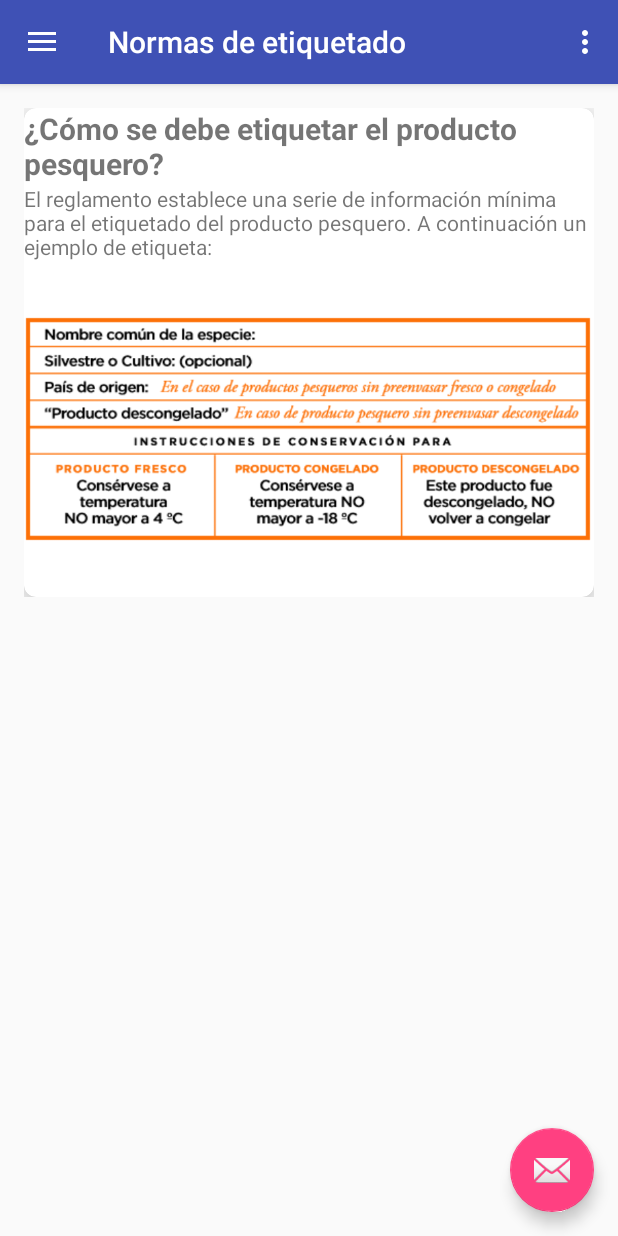
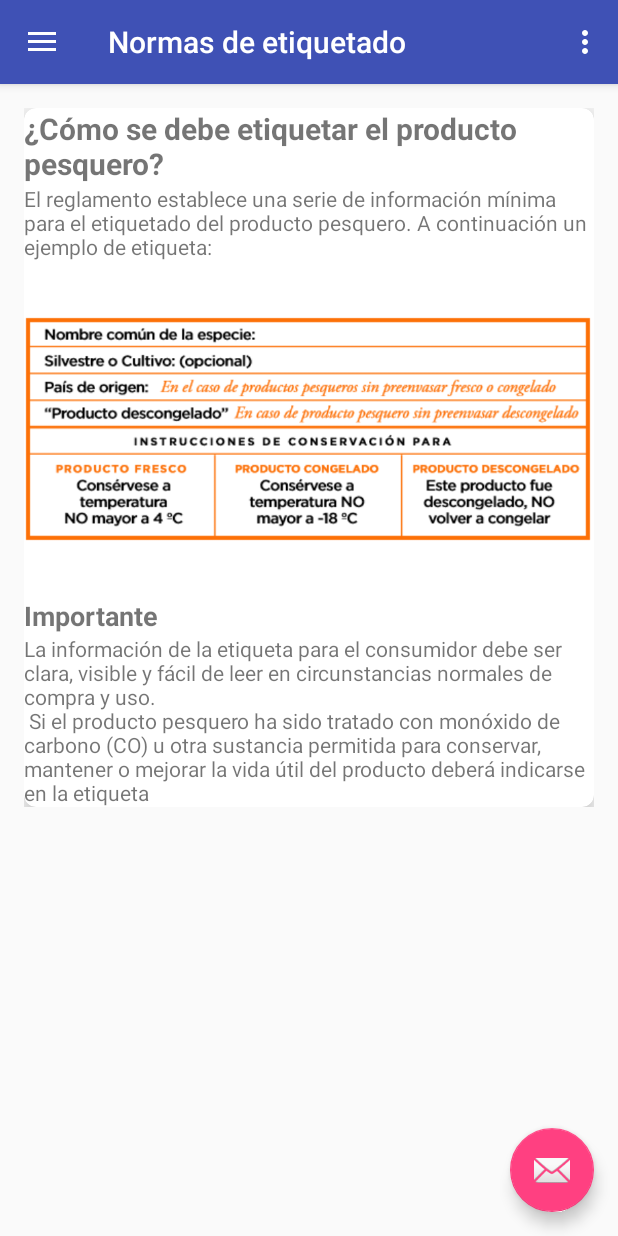
Before and after one commit to ccasbre27/SearFish, an Android app: the screen it shows after launch (MainActivity), in the side drawer, after a tap on "Normas de etiquetado", on a phone screen of 412 x 824 dp. Run offline under Robolectric (Android 15) with nearby library versions, the phone set to English and light mode, and no system bars; plain views replace PhotoView; pictures from the network do not load; 1 statement that could not run was skipped.

Commit message:
Se agrega más información a la sección de normas del etiquetado.

```diff
--- a/app/src/main/res/layout/content_main.xml
+++ b/app/src/main/res/layout/content_main.xml
@@ -4,10 +4,7 @@
     xmlns:tools="http://schemas.android.com/tools"
     android:layout_width="match_parent"
     android:layout_height="match_parent"
-    android:paddingBottom="@dimen/activity_vertical_margin"
-    android:paddingLeft="@dimen/activity_horizontal_margin"
-    android:paddingRight="@dimen/activity_horizontal_margin"
-    android:paddingTop="@dimen/activity_vertical_margin"
+    android:padding="@dimen/fab_margin"
     app:layout_behavior="@string/appbar_scrolling_view_behavior"
     tools:context="com.nansoft.fishackathoncr.activity.MainActivity"
     tools:showIn="@layout/app_bar_main">
--- a/app/src/main/res/layout/normas_etiquetado.xml
+++ b/app/src/main/res/layout/normas_etiquetado.xml
@@ -11,7 +11,11 @@
         android:layout_height="wrap_content"
         card_view:cardCornerRadius="8dp"
         card_view:cardElevation="8dp"
-        android:padding="8dp">
+        android:padding="4dp">
+
+        <ScrollView
+            android:layout_width="match_parent"
+            android:layout_height="wrap_content">
 
         <!-- Main Content View -->
         <LinearLayout
@@ -37,7 +41,21 @@
                 android:layout_height="wrap_content"
                 android:src="@drawable/normas_etiquetado"/>
 
+            <TextView
+                android:layout_width="match_parent"
+                android:layout_height="wrap_content"
+                android:text="Importante"
+                android:textSize="18dp"
+                android:textStyle="bold"/>
+
+            <TextView
+                android:layout_width="match_parent"
+                android:layout_height="wrap_content"
+                android:text="@string/notaEtiquetado"/>
+
+
         </LinearLayout>
+        </ScrollView>
     </android.support.v7.widget.CardView>
 
 </LinearLayout>
--- a/app/src/main/res/values/strings.xml
+++ b/app/src/main/res/values/strings.xml
@@ -19,5 +19,7 @@
 
     <string name="tiInsEtiquetado">¿Cómo se debe etiquetar el producto pesquero?</string>
     <string name="insEtiquetado">El reglamento establece una serie de información mínima para el etiquetado del producto pesquero.  A continuación un ejemplo de etiqueta: </string>
-
+    <string name="notaEtiquetado">La información de la etiqueta para el consumidor debe ser clara, visible y fácil de leer en circunstancias normales de compra y uso.\n
+        Si el producto pesquero ha sido tratado con monóxido de carbono (CO) u otra sustancia permitida para conservar, mantener o mejorar la vida útil del producto deberá indicarse en la etiqueta
+    </string>
 </resources>
```
